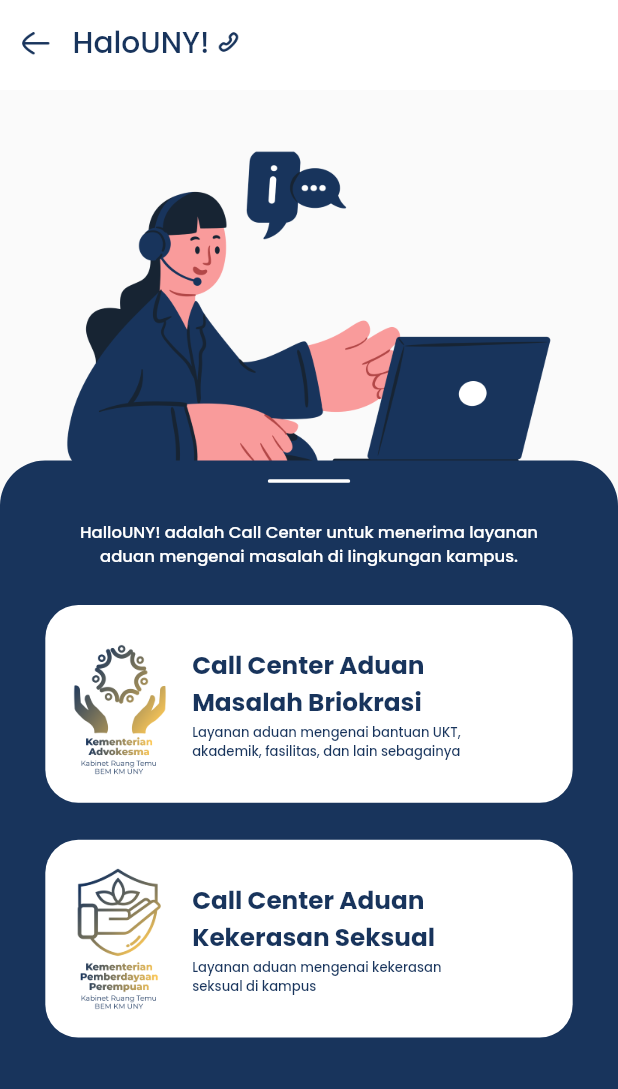
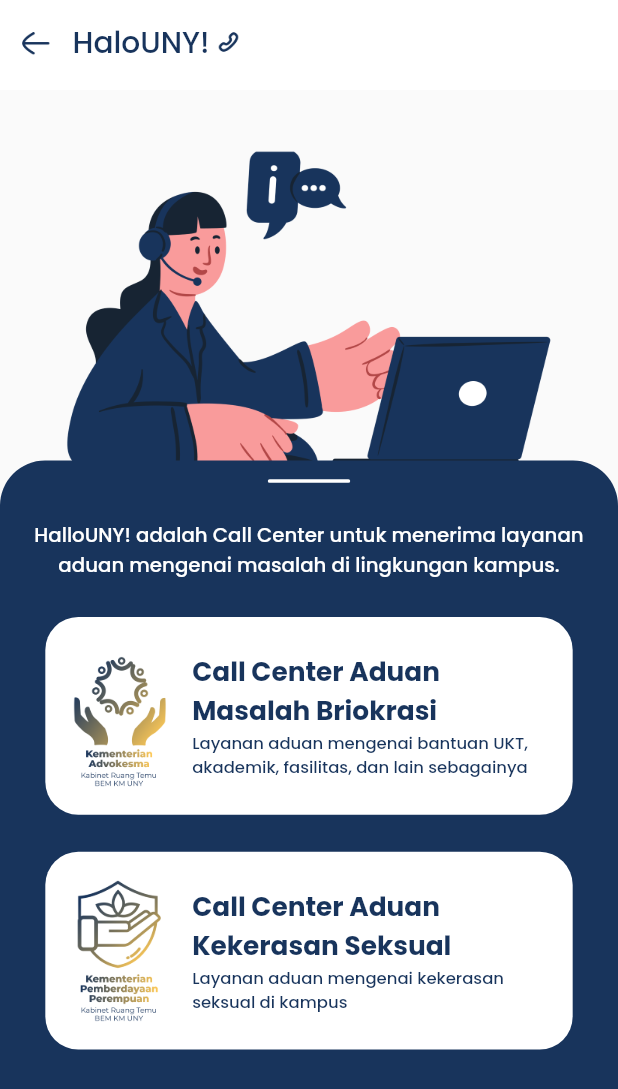
Before and after one commit to dxkrn/ruangtemu-apps, a Flutter app: the HalounyPage screen opened by its route, on a phone screen of 412 x 824 dp. Shown: the top 1089 px of the screen. Run offline on Flutter 3.47's test engine with Material 2 defaults, Android fonts, the phone set to English and light mode, and no system bars; our stand-ins replace flutter_screenutil, google_fonts, google_sign_in, liquid_swipe, smooth_page_indicator.

Commit message:
Change fontSize value on themes

```diff
--- a/lib/themes.dart
+++ b/lib/themes.dart
@@ -9,25 +9,25 @@ Color greyColor = const Color.fromARGB(255, 208, 205, 227);
 
 TextStyle heading1BoldTextStyle = GoogleFonts.poppins(
   fontWeight: FontWeight.bold,
-  fontSize: 15.sp,
+  fontSize: 16.sp,
 );
 
 TextStyle heading1MediumTextStyle = GoogleFonts.poppins(
   fontWeight: FontWeight.w500,
-  fontSize: 15.sp,
+  fontSize: 16.sp,
 );
 
 TextStyle heading2TextStyle = GoogleFonts.poppins(
   fontWeight: FontWeight.w500,
-  fontSize: 12.sp,
+  fontSize: 14.sp,
 );
 
 TextStyle heading3TextStyle = GoogleFonts.poppins(
   fontWeight: FontWeight.w500,
-  fontSize: 10.sp,
+  fontSize: 12.sp,
 );
 
 TextStyle heading4TextStyle = GoogleFonts.poppins(
   fontWeight: FontWeight.w500,
-  fontSize: 8.sp,
+  fontSize: 10.sp,
 );
```
